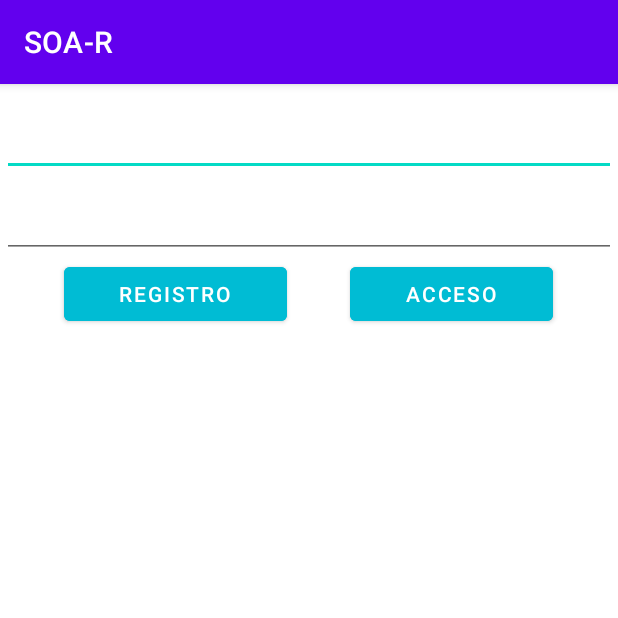
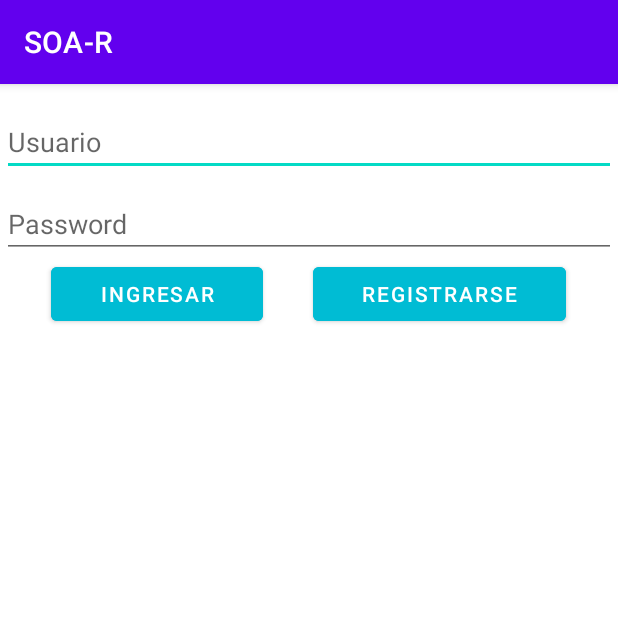
Before and after one commit to Jesus-Damian/SOAProyecto, an Android app: the screen it shows after launch (MainActivity), on a phone screen of 412 x 824 dp, the top half of it. Run offline under Robolectric (Android 15) with nearby library versions, the phone set to English and light mode, and no system bars; our stand-ins replace Firebase (no records; nobody signed in at launch, a user with empty details on screens opened directly).

Commit message:
Login
Corrección

```diff
--- a/SOAR/app/src/main/res/layout/activity_main.xml
+++ b/SOAR/app/src/main/res/layout/activity_main.xml
@@ -22,6 +22,7 @@
             android:layout_width="match_parent"
             android:layout_height="wrap_content"
             android:ems="10"
+            android:hint="Usuario"
             android:inputType="textEmailAddress" />
 
         <Space
@@ -33,6 +34,7 @@
             android:layout_width="match_parent"
             android:layout_height="wrap_content"
             android:ems="10"
+            android:hint="Password"
             android:inputType="textPassword" />
 
         <LinearLayout
@@ -51,7 +53,7 @@
                 android:layout_height="wrap_content"
                 android:layout_weight="1"
                 android:backgroundTint="#00BCD4"
-                android:text="Registro" />
+                android:text="Ingresar" />
 
             <Space
                 android:layout_width="wrap_content"
@@ -64,7 +66,7 @@
                 android:layout_height="wrap_content"
                 android:layout_weight="1"
                 android:backgroundTint="#00BCD4"
-                android:text="Acceso" />
+                android:text="Registrarse" />
 
             <Space
                 android:layout_width="wrap_content"
```
